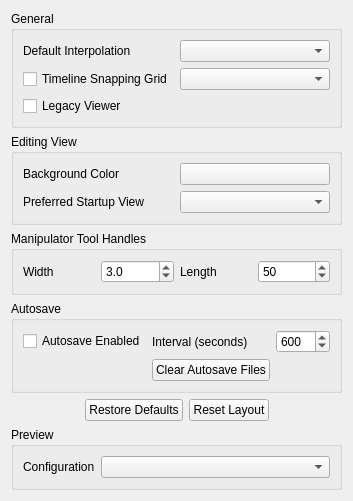
Old version of the form src/Authoring/Studio/UI/StudioAppPrefsPage.ui in the repository flyhex/qt3dstudio.
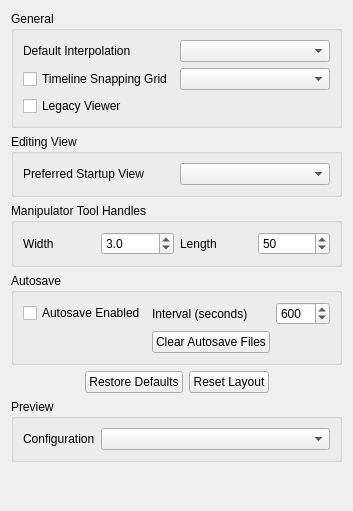
New version of the form.

Diff of the .ui file:
```diff
--- a/src/Authoring/Studio/UI/StudioAppPrefsPage.ui
+++ b/src/Authoring/Studio/UI/StudioAppPrefsPage.ui
@@ -7,7 +7,7 @@
     <x>0</x>
     <y>0</y>
     <width>347</width>
-    <height>400</height>
+    <height>511</height>
    </rect>
   </property>
   <property name="windowTitle">
@@ -59,24 +59,10 @@
       <string>Editing View</string>
      </property>
      <layout class="QGridLayout" name="gridLayout_2">
-      <item row="0" column="0" colspan="2">
-       <widget class="QLabel" name="label_3">
-        <property name="text">
-         <string>Background Color</string>
-        </property>
-        <property name="buddy">
-         <cstring>m_EditViewBGColor</cstring>
-        </property>
-       </widget>
-      </item>
       <item row="0" column="2" colspan="2">
-       <widget class="QPushButton" name="m_EditViewBGColor">
-        <property name="text">
-         <string/>
-        </property>
-       </widget>
+       <widget class="QComboBox" name="m_EditViewStartupView"/>
       </item>
-      <item row="1" column="0" colspan="2">
+      <item row="0" column="0" colspan="2">
        <widget class="QLabel" name="label_4">
         <property name="text">
          <string>Preferred Startup View</string>
@@ -86,9 +72,6 @@
         </property>
        </widget>
       </item>
-      <item row="1" column="2" colspan="2">
-       <widget class="QComboBox" name="m_EditViewStartupView"/>
-      </item>
      </layout>
     </widget>
    </item>
```
